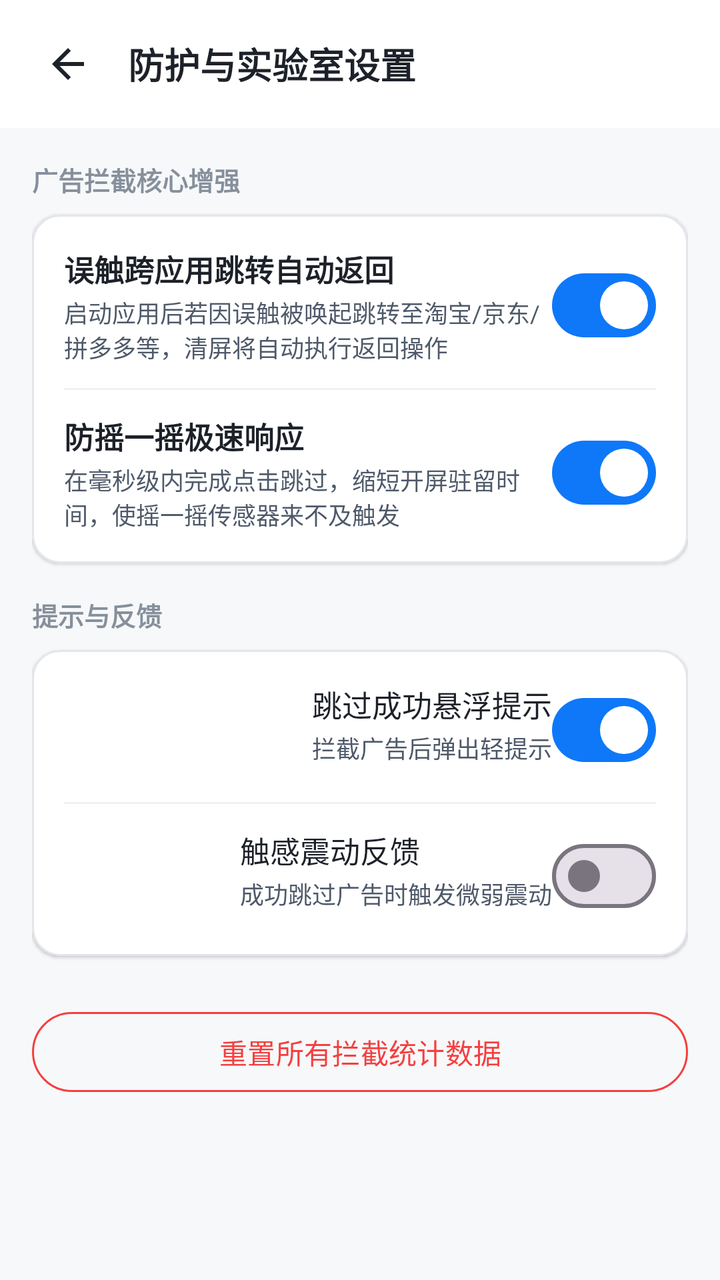
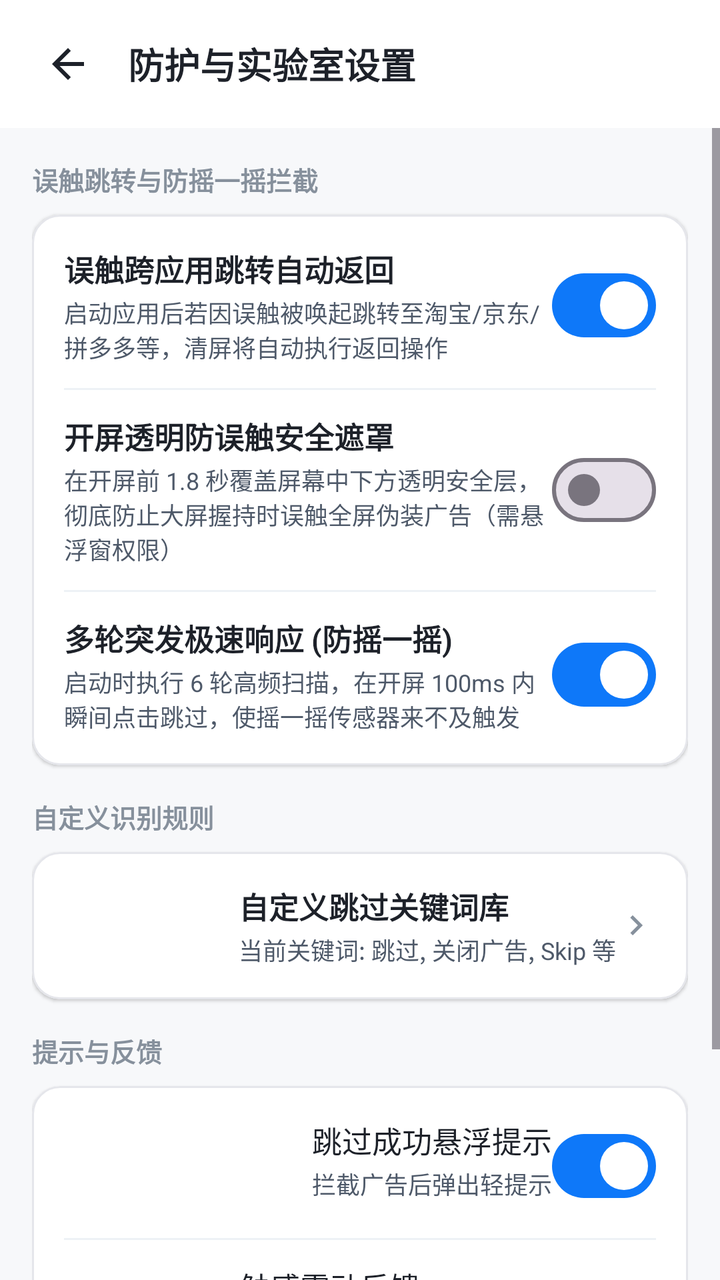

Two renders of the same Android screen: before a commit and after it. Below are the layout's source before the change and the commit's diff.
<!-- AndroidManifest.xml: application theme Theme.CleanScreen -->
<!-- res/layout/activity_settings.xml -->
<?xml version="1.0" encoding="utf-8"?>
<LinearLayout xmlns:android="http://schemas.android.com/apk/res/android"
    xmlns:app="http://schemas.android.com/apk/res-auto"
    android:layout_width="match_parent"
    android:layout_height="match_parent"
    android:background="@color/background"
    android:orientation="vertical">

    <RelativeLayout
        android:layout_width="match_parent"
        android:layout_height="?attr/actionBarSize"
        android:background="@color/surface"
        android:paddingHorizontal="16dp">

        <ImageView
            android:id="@+id/btnBack"
            android:layout_width="36dp"
            android:layout_height="36dp"
            android:layout_centerVertical="true"
            android:background="?attr/selectableItemBackgroundBorderless"
            android:padding="6dp"
            android:src="@drawable/ic_back" />

        <TextView
            android:layout_width="wrap_content"
            android:layout_height="wrap_content"
            android:layout_centerVertical="true"
            android:layout_marginStart="12dp"
            android:layout_toEndOf="@id/btnBack"
            android:text="防护与实验室设置"
            android:textColor="@color/text_primary"
            android:textSize="18sp"
            android:textStyle="bold" />
    </RelativeLayout>

    <ScrollView
        android:layout_width="match_parent"
        android:layout_height="match_parent">

        <LinearLayout
            android:layout_width="match_parent"
            android:layout_height="wrap_content"
            android:orientation="vertical"
            android:padding="16dp">

            
            <TextView
                android:layout_width="wrap_content"
                android:layout_height="wrap_content"
                android:layout_marginBottom="8dp"
                android:text="广告拦截核心增强"
                android:textColor="@color/text_hint"
                android:textSize="13sp"
                android:textStyle="bold" />

            <com.google.android.material.card.MaterialCardView
                android:layout_width="match_parent"
                android:layout_height="wrap_content"
                android:layout_marginBottom="16dp"
                app:cardBackgroundColor="@color/surface"
                app:cardCornerRadius="14dp"
                app:cardElevation="1dp"
                app:strokeColor="@color/card_border"
                app:strokeWidth="1dp">

                <LinearLayout
                    android:layout_width="match_parent"
                    android:layout_height="wrap_content"
                    android:orientation="vertical"
                    android:padding="16dp">

                    
                    <RelativeLayout
                        android:layout_width="match_parent"
                        android:layout_height="wrap_content">

                        <LinearLayout
                            android:layout_width="wrap_content"
                            android:layout_height="wrap_content"
                            android:layout_toStartOf="@id/switchMisclick"
                            android:orientation="vertical">

                            <TextView
                                android:layout_width="wrap_content"
                                android:layout_height="wrap_content"
                                android:text="误触跨应用跳转自动返回"
                                android:textColor="@color/text_primary"
                                android:textSize="15sp"
                                android:textStyle="bold" />

                            <TextView
                                android:layout_width="wrap_content"
                                android:layout_height="wrap_content"
                                android:layout_marginTop="2dp"
                                android:text="启动应用后若因误触被唤起跳转至淘宝/京东/拼多多等，清屏将自动执行返回操作"
                                android:textColor="@color/text_secondary"
                                android:textSize="12sp" />
                        </LinearLayout>

                        <com.google.android.material.materialswitch.MaterialSwitch
                            android:id="@+id/switchMisclick"
                            android:layout_width="wrap_content"
                            android:layout_height="wrap_content"
                            android:layout_alignParentEnd="true"
                            android:layout_centerVertical="true"
                            android:checked="true" />
                    </RelativeLayout>

                    <View
                        android:layout_width="match_parent"
                        android:layout_height="1dp"
                        android:layout_marginVertical="12dp"
                        android:background="@color/surface_variant" />

                    
                    <RelativeLayout
                        android:layout_width="match_parent"
                        android:layout_height="wrap_content">

                        <LinearLayout
                            android:layout_width="wrap_content"
                            android:layout_height="wrap_content"
                            android:layout_toStartOf="@id/switchFastMode"
                            android:orientation="vertical">

                            <TextView
                                android:layout_width="wrap_content"
                                android:layout_height="wrap_content"
                                android:text="防摇一摇极速响应"
                                android:textColor="@color/text_primary"
                                android:textSize="15sp"
                                android:textStyle="bold" />

                            <TextView
                                android:layout_width="wrap_content"
                                android:layout_height="wrap_content"
                                android:layout_marginTop="2dp"
                                android:text="在毫秒级内完成点击跳过，缩短开屏驻留时间，使摇一摇传感器来不及触发"
                                android:textColor="@color/text_secondary"
                                android:textSize="12sp" />
                        </LinearLayout>

                        <com.google.android.material.materialswitch.MaterialSwitch
                            android:id="@+id/switchFastMode"
                            android:layout_width="wrap_content"
                            android:layout_height="wrap_content"
                            android:layout_alignParentEnd="true"
                            android:layout_centerVertical="true"
                            android:checked="true" />
                    </RelativeLayout>

                </LinearLayout>
            </com.google.android.material.card.MaterialCardView>

            
            <TextView
                android:layout_width="wrap_content"
                android:layout_height="wrap_content"
                android:layout_marginBottom="8dp"
                android:text="提示与反馈"
                android:textColor="@color/text_hint"
                android:textSize="13sp"
                android:textStyle="bold" />

            <com.google.android.material.card.MaterialCardView
                android:layout_width="match_parent"
                android:layout_height="wrap_content"
                android:layout_marginBottom="16dp"
                app:cardBackgroundColor="@color/surface"
                app:cardCornerRadius="14dp"
                app:cardElevation="1dp"
                app:strokeColor="@color/card_border"
                app:strokeWidth="1dp">

                <LinearLayout
                    android:layout_width="match_parent"
                    android:layout_height="wrap_content"
                    android:orientation="vertical"
                    android:padding="16dp">

                    <RelativeLayout
                        android:layout_width="match_parent"
                        android:layout_height="wrap_content">

                        <LinearLayout
                            android:layout_width="wrap_content"
                            android:layout_height="wrap_content"
                            android:layout_toStartOf="@id/switchToast"
                            android:orientation="vertical">

                            <TextView
                                android:layout_width="wrap_content"
                                android:layout_height="wrap_content"
                                android:text="跳过成功悬浮提示"
                                android:textColor="@color/text_primary"
                                android:textSize="15sp" />

                            <TextView
                                android:layout_width="wrap_content"
                                android:layout_height="wrap_content"
                                android:layout_marginTop="2dp"
                                android:text="拦截广告后弹出轻提示"
                                android:textColor="@color/text_secondary"
                                android:textSize="12sp" />
                        </LinearLayout>

                        <com.google.android.material.materialswitch.MaterialSwitch
                            android:id="@+id/switchToast"
                            android:layout_width="wrap_content"
                            android:layout_height="wrap_content"
                            android:layout_alignParentEnd="true"
                            android:layout_centerVertical="true"
                            android:checked="true" />
                    </RelativeLayout>

                    <View
                        android:layout_width="match_parent"
                        android:layout_height="1dp"
                        android:layout_marginVertical="12dp"
                        android:background="@color/surface_variant" />

                    <RelativeLayout
                        android:layout_width="match_parent"
                        android:layout_height="wrap_content">

                        <LinearLayout
                            android:layout_width="wrap_content"
                            android:layout_height="wrap_content"
                            android:layout_toStartOf="@id/switchVibrate"
                            android:orientation="vertical">

                            <TextView
                                android:layout_width="wrap_content"
                                android:layout_height="wrap_content"
                                android:text="触感震动反馈"
                                android:textColor="@color/text_primary"
                                android:textSize="15sp" />

                            <TextView
                                android:layout_width="wrap_content"
                                android:layout_height="wrap_content"
                                android:layout_marginTop="2dp"
                                android:text="成功跳过广告时触发微弱震动"
                                android:textColor="@color/text_secondary"
                                android:textSize="12sp" />
                        </LinearLayout>

                        <com.google.android.material.materialswitch.MaterialSwitch
                            android:id="@+id/switchVibrate"
                            android:layout_width="wrap_content"
                            android:layout_height="wrap_content"
                            android:layout_alignParentEnd="true"
                            android:layout_centerVertical="true"
                            android:checked="false" />
                    </RelativeLayout>

                </LinearLayout>
            </com.google.android.material.card.MaterialCardView>

            
            <com.google.android.material.button.MaterialButton
                android:id="@+id/btnResetData"
                style="@style/Widget.Material3.Button.OutlinedButton"
                android:layout_width="match_parent"
                android:layout_height="wrap_content"
                android:layout_marginTop="8dp"
                android:text="重置所有拦截统计数据"
                android:textColor="@color/status_inactive"
                app:strokeColor="@color/status_inactive" />

        </LinearLayout>
    </ScrollView>

</LinearLayout>
<!-- resources referenced by this layout -->
<resources>
  <color name="background">#F7F8FA</color>
  <color name="card_border">#E5E6EB</color>
  <color name="status_inactive">#F53F3F</color>
  <color name="surface">#FFFFFF</color>
  <color name="surface_variant">#EEF2F6</color>
  <color name="text_hint">#86909C</color>
  <color name="text_primary">#1D2129</color>
  <color name="text_secondary">#4E5969</color>
  <!-- drawable ic_back (drawable) -->
  <vector xmlns:android="http://schemas.android.com/apk/res/android"
      android:width="24dp"
      android:height="24dp"
      android:viewportWidth="24"
      android:viewportHeight="24">
      <path
          android:fillColor="#1D2129"
          android:pathData="M20,11H7.83l5.59,-5.59L12,4l-8,8 8,8 1.41,-1.41L7.83,13H20v-2z" />
  </vector>
  <style name="Theme.CleanScreen" parent="Theme.Material3.DayNight.NoActionBar">
          
          <item name="colorPrimary">@color/primary</item>
          <item name="colorOnPrimary">@color/on_primary</item>
          
          <item name="colorSecondary">@color/secondary</item>
          <item name="colorOnSecondary">@color/on_secondary</item>
          
          <item name="android:statusBarColor">@color/background</item>
          <item name="android:windowLightStatusBar">true</item>
          <item name="android:windowBackground">@color/background</item>
      </style>
  <color name="primary">#0E78F9</color>
  <color name="on_primary">#FFFFFF</color>
  <color name="secondary">#10B981</color>
  <color name="on_secondary">#FFFFFF</color>
</resources>

<!-- the commit's change to res/layout/activity_settings.xml (unified diff, before → after) -->
@@ -48,7 +48,7 @@
                 android:layout_width="wrap_content"
                 android:layout_height="wrap_content"
                 android:layout_marginBottom="8dp"
-                android:text="广告拦截核心增强"
+                android:text="误触跳转与防摇一摇拦截"
                 android:textColor="@color/text_hint"
                 android:textSize="13sp"
                 android:textStyle="bold" />
@@ -120,13 +120,13 @@
                         <LinearLayout
                             android:layout_width="wrap_content"
                             android:layout_height="wrap_content"
-                            android:layout_toStartOf="@id/switchFastMode"
-                            android:orientation="vertical">
-
-                            <TextView
-                                android:layout_width="wrap_content"
-                                android:layout_height="wrap_content"
-                                android:text="防摇一摇极速响应"
+                            android:layout_toStartOf="@id/switchShieldOverlay"
+                            android:orientation="vertical">
+
+                            <TextView
+                                android:layout_width="wrap_content"
+                                android:layout_height="wrap_content"
+                                android:text="开屏透明防误触安全遮罩"
                                 android:textColor="@color/text_primary"
                                 android:textSize="15sp"
                                 android:textStyle="bold" />
@@ -135,7 +135,50 @@
                                 android:layout_width="wrap_content"
                                 android:layout_height="wrap_content"
                                 android:layout_marginTop="2dp"
-                                android:text="在毫秒级内完成点击跳过，缩短开屏驻留时间，使摇一摇传感器来不及触发"
+                                android:text="在开屏前 1.8 秒覆盖屏幕中下方透明安全层，彻底防止大屏握持时误触全屏伪装广告（需悬浮窗权限）"
+                                android:textColor="@color/text_secondary"
+                                android:textSize="12sp" />
+                        </LinearLayout>
+
+                        <com.google.android.material.materialswitch.MaterialSwitch
+                            android:id="@+id/switchShieldOverlay"
+                            android:layout_width="wrap_content"
+                            android:layout_height="wrap_content"
+                            android:layout_alignParentEnd="true"
+                            android:layout_centerVertical="true"
+                            android:checked="false" />
+                    </RelativeLayout>
+
+                    <View
+                        android:layout_width="match_parent"
+                        android:layout_height="1dp"
+                        android:layout_marginVertical="12dp"
+                        android:background="@color/surface_variant" />
+
+                    
+                    <RelativeLayout
+                        android:layout_width="match_parent"
+                        android:layout_height="wrap_content">
+
+                        <LinearLayout
+                            android:layout_width="wrap_content"
+                            android:layout_height="wrap_content"
+                            android:layout_toStartOf="@id/switchFastMode"
+                            android:orientation="vertical">
+
+                            <TextView
+                                android:layout_width="wrap_content"
+                                android:layout_height="wrap_content"
+                                android:text="多轮突发极速响应 (防摇一摇)"
+                                android:textColor="@color/text_primary"
+                                android:textSize="15sp"
+                                android:textStyle="bold" />
+
+                            <TextView
+                                android:layout_width="wrap_content"
+                                android:layout_height="wrap_content"
+                                android:layout_marginTop="2dp"
+                                android:text="启动时执行 6 轮高频扫描，在开屏 100ms 内瞬间点击跳过，使摇一摇传感器来不及触发"
                                 android:textColor="@color/text_secondary"
                                 android:textSize="12sp" />
                         </LinearLayout>
@@ -157,12 +200,13 @@
                 android:layout_width="wrap_content"
                 android:layout_height="wrap_content"
                 android:layout_marginBottom="8dp"
-                android:text="提示与反馈"
+                android:text="自定义识别规则"
                 android:textColor="@color/text_hint"
                 android:textSize="13sp"
                 android:textStyle="bold" />
 
             <com.google.android.material.card.MaterialCardView
+                android:id="@+id/cardCustomKeywords"
                 android:layout_width="match_parent"
                 android:layout_height="wrap_content"
                 android:layout_marginBottom="16dp"
@@ -172,6 +216,66 @@
                 app:strokeColor="@color/card_border"
                 app:strokeWidth="1dp">
 
+                <RelativeLayout
+                    android:layout_width="match_parent"
+                    android:layout_height="wrap_content"
+                    android:padding="16dp">
+
+                    <LinearLayout
+                        android:layout_width="wrap_content"
+                        android:layout_height="wrap_content"
+                        android:layout_centerVertical="true"
+                        android:layout_toStartOf="@id/ivArrowCustom"
+                        android:orientation="vertical">
+
+                        <TextView
+                            android:layout_width="wrap_content"
+                            android:layout_height="wrap_content"
+                            android:text="自定义跳过关键词库"
+                            android:textColor="@color/text_primary"
+                            android:textSize="15sp"
+                            android:textStyle="bold" />
+
+                        <TextView
+                            android:id="@+id/tvCustomKeywordsSummary"
+                            android:layout_width="wrap_content"
+                            android:layout_height="wrap_content"
+                            android:layout_marginTop="2dp"
+                            android:text="当前关键词: 跳过, 关闭广告, Skip 等"
+                            android:textColor="@color/text_secondary"
+                            android:textSize="12sp" />
+                    </LinearLayout>
+
+                    <ImageView
+                        android:id="@+id/ivArrowCustom"
+                        android:layout_width="20dp"
+                        android:layout_height="20dp"
+                        android:layout_alignParentEnd="true"
+                        android:layout_centerVertical="true"
+                        android:src="@drawable/ic_arrow_right" />
+                </RelativeLayout>
+            </com.google.android.material.card.MaterialCardView>
+
+            
+            <TextView
+                android:layout_width="wrap_content"
+                android:layout_height="wrap_content"
+                android:layout_marginBottom="8dp"
+                android:text="提示与反馈"
+                android:textColor="@color/text_hint"
+                android:textSize="13sp"
+                android:textStyle="bold" />
+
+            <com.google.android.material.card.MaterialCardView
+                android:layout_width="match_parent"
+                android:layout_height="wrap_content"
+                android:layout_marginBottom="16dp"
+                app:cardBackgroundColor="@color/surface"
+                app:cardCornerRadius="14dp"
+                app:cardElevation="1dp"
+                app:strokeColor="@color/card_border"
+                app:strokeWidth="1dp">
+
                 <LinearLayout
                     android:layout_width="match_parent"
                     android:layout_height="wrap_content"
<!-- resource entries referenced after the edit -->
@@ -8,6 +8,16 @@
   <color name="text_hint">#86909C</color>
   <color name="text_primary">#1D2129</color>
   <color name="text_secondary">#4E5969</color>
+  <!-- drawable ic_arrow_right (drawable) -->
+  <vector xmlns:android="http://schemas.android.com/apk/res/android"
+      android:width="24dp"
+      android:height="24dp"
+      android:viewportWidth="24"
+      android:viewportHeight="24">
+      <path
+          android:fillColor="#86909C"
+          android:pathData="M8.59,16.59L13.17,12 8.59,7.41 10,6l6,6 -6,6 -1.41,-1.41z" />
+  </vector>
   <!-- drawable ic_back (drawable) -->
   <vector xmlns:android="http://schemas.android.com/apk/res/android"
       android:width="24dp"
